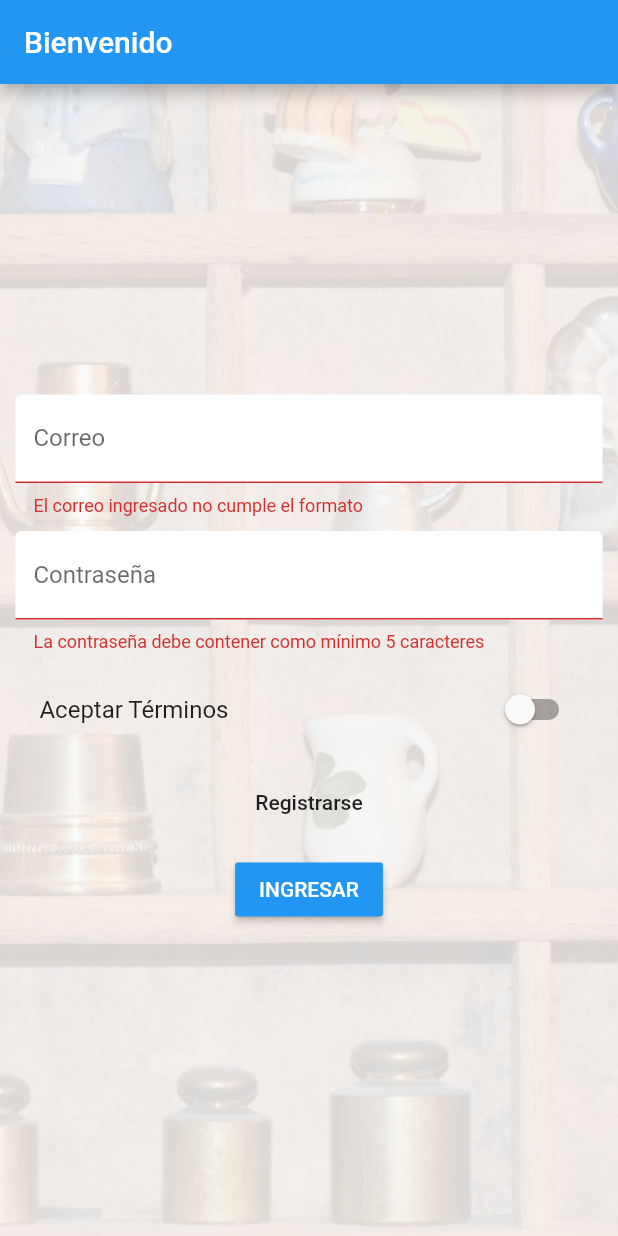
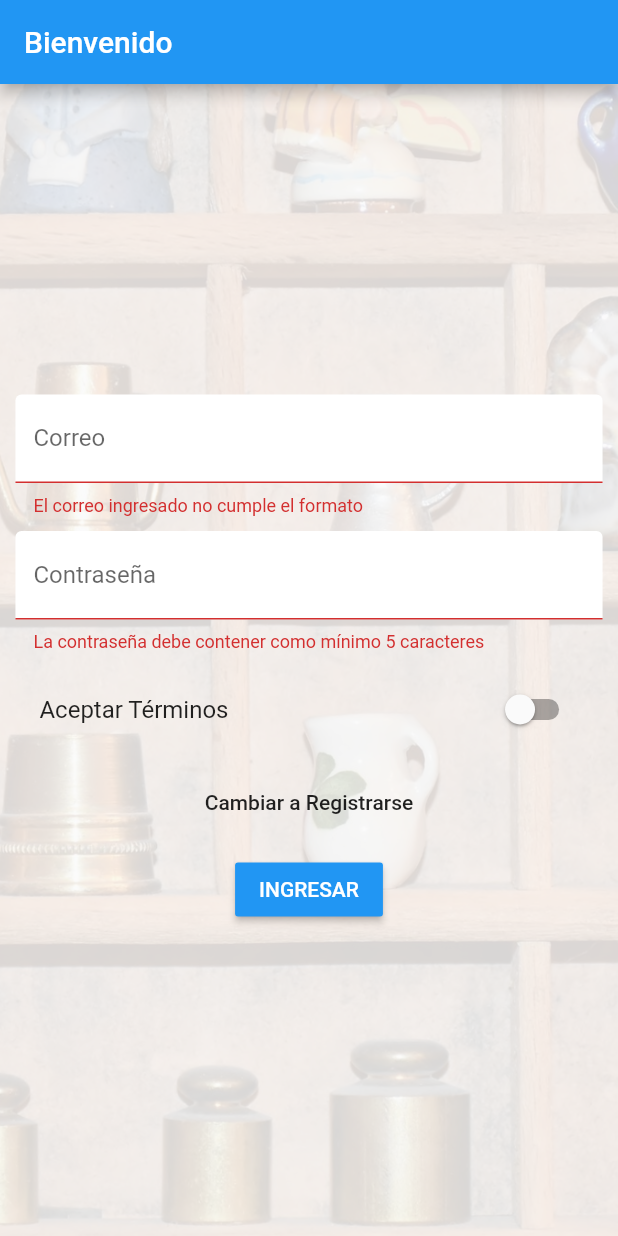
Before and after one commit to dmarquina/flutter_course, a Flutter app: the screen it shows after launch, after a tap on "INGRESAR", on a phone screen of 412 x 824 dp. Run offline on Flutter 3.47's test engine with Material 2 defaults, Android fonts, the phone set to English and light mode, and no system bars; accounts and stored records are empty; network calls fail.

```diff
--- /dev/null
+++ b/lib/models/auth.dart
@@ -0,0 +1,4 @@
+enum AuthMode {
+  Login,
+  Signup
+}
--- a/lib/pages/auth.dart
+++ b/lib/pages/auth.dart
@@ -1,8 +1,7 @@
 import 'package:flutter/material.dart';
 import 'package:flutter_course/scoped-models/main.dart';
 import 'package:scoped_model/scoped_model.dart';
-
-enum AuthMode { Signup, Login }
+import '../models/auth.dart';
 
 class AuthPage extends StatefulWidget {
   @override
@@ -82,7 +81,7 @@ class _AuthPageState extends State<AuthPage> {
     );
   }
 
-  void _submitForm(Function login, Function signup) async {
+  void _submitForm(Function authemticate) async {
     if (!_formKey.currentState.validate()) {
       return;
     }
@@ -90,11 +89,8 @@ class _AuthPageState extends State<AuthPage> {
       return;
     }
     _formKey.currentState.save();
-    if (_authMode == AuthMode.Login) {
-      login(_formData['email'], _formData['password']);
-    } else {
-      final Map<String, dynamic> successInformation =
-          await signup(_formData['email'], _formData['password']);
+    Map<String, dynamic> successInformation;
+    successInformation = await authemticate(_formData['email'], _formData['password'], _authMode);
     if (successInformation['success']) {
       Navigator.pushReplacementNamed(context, '/products');
     } else {
@@ -114,7 +110,6 @@ class _AuthPageState extends State<AuthPage> {
               ],
             );
           });
-      }
     }
   }
 
@@ -146,8 +141,8 @@ class _AuthPageState extends State<AuthPage> {
                   _buildAcceptSwitch(),
                   SizedBox(height: 10.0),
                   FlatButton(
-                    child:
-                        Text('${_authMode == AuthMode.Login ? 'Registrarse' : 'Iniciar sesión'}'),
+                    child: Text(
+                        'Cambiar a ${_authMode == AuthMode.Login ? 'Registrarse' : 'Iniciar sesión'}'),
                     onPressed: () {
                       setState(() {
                         _authMode = _authMode == AuthMode.Login ? AuthMode.Signup : AuthMode.Login;
@@ -159,10 +154,12 @@ class _AuthPageState extends State<AuthPage> {
                   ),
                   ScopedModelDescendant<MainModel>(
                     builder: (BuildContext context, Widget child, MainModel model) {
-                      return RaisedButton(
-                          child: Text('INGRESAR'),
+                      return model.isLoading
+                          ? CircularProgressIndicator()
+                          : RaisedButton(
+                              child: Text(_authMode == AuthMode.Login ? 'INGRESAR' : 'REGISTRARSE'),
                               textColor: Colors.white,
-                          onPressed: () => _submitForm(model.login, model.signup));
+                              onPressed: () => _submitForm(model.authenticate));
                     },
                   )
                 ]),
```
Also changed, not shown: lib/scoped-models/connected_products.dart (+26 -11 lines). Lines whose indentation alone changed are shown as unchanged.
